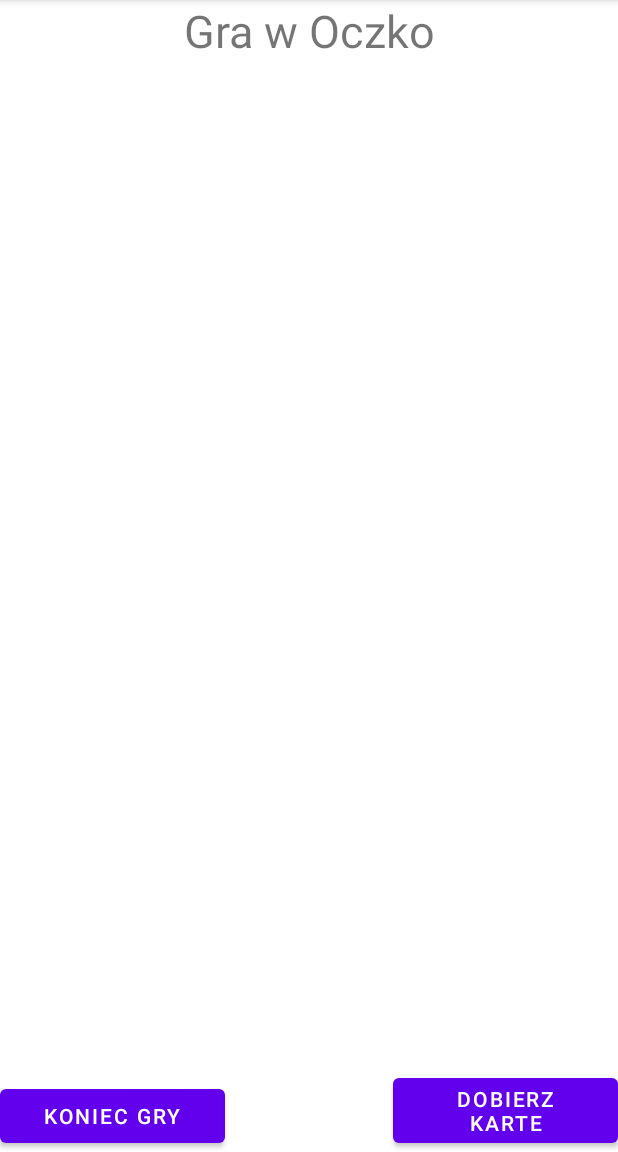
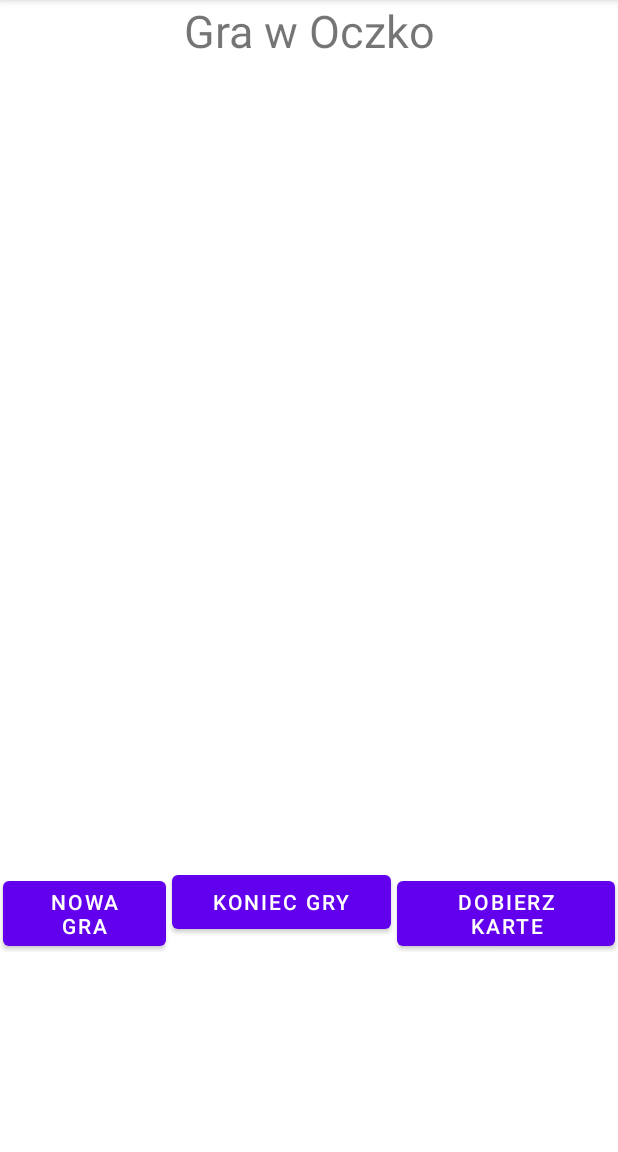
Before and after one commit to Filippo0420/OczkooApp, an Android app: the screen it shows after launch (MainActivity), on a phone screen of 412 x 824 dp, the part 84-1236 px from its top. Run offline under Robolectric (Android 15) with nearby library versions, the light colour scheme and no system bars.

Commit message:
guzik nowa gra w xml

```diff
--- a/app/src/main/res/layout/activity_main.xml
+++ b/app/src/main/res/layout/activity_main.xml
@@ -28,22 +28,39 @@
         android:textSize="25sp"
         android:text=""/>
 
+    <LinearLayout
+        android:layout_width="match_parent"
+        android:layout_height="wrap_content"
+        android:layout_below="@id/dane"
+        android:orientation="horizontal"
+        android:weightSum="3">
 
+        <Button
+            android:id="@+id/nowaGra"
+            android:layout_width="wrap_content"
+            android:layout_height="wrap_content"
+            android:layout_weight="1"
+            android:layout_margin="2dp"
+            android:text="Nowa Gra"/>
 
         <Button
             android:id="@+id/koniecGry"
             android:layout_width="150dp"
             android:layout_height="wrap_content"
-        android:layout_alignParentBottom="true"
-        android:layout_alignParentLeft="true"
+            android:layout_weight="1"
+            android:layout_margin="2dp"
             android:text="koniec gry"/>
 
         <Button
             android:id="@+id/nastepnaKrata"
             android:layout_width="150dp"
             android:layout_height="wrap_content"
-        android:layout_alignParentBottom="true"
-        android:layout_alignParentRight="true"
+            android:layout_weight="1"
+            android:layout_margin="2dp"
             android:text="Dobierz karte"/>
 
+    </LinearLayout>
+
+
+
 </RelativeLayout>
```
Lines whose indentation alone changed are shown as unchanged.
